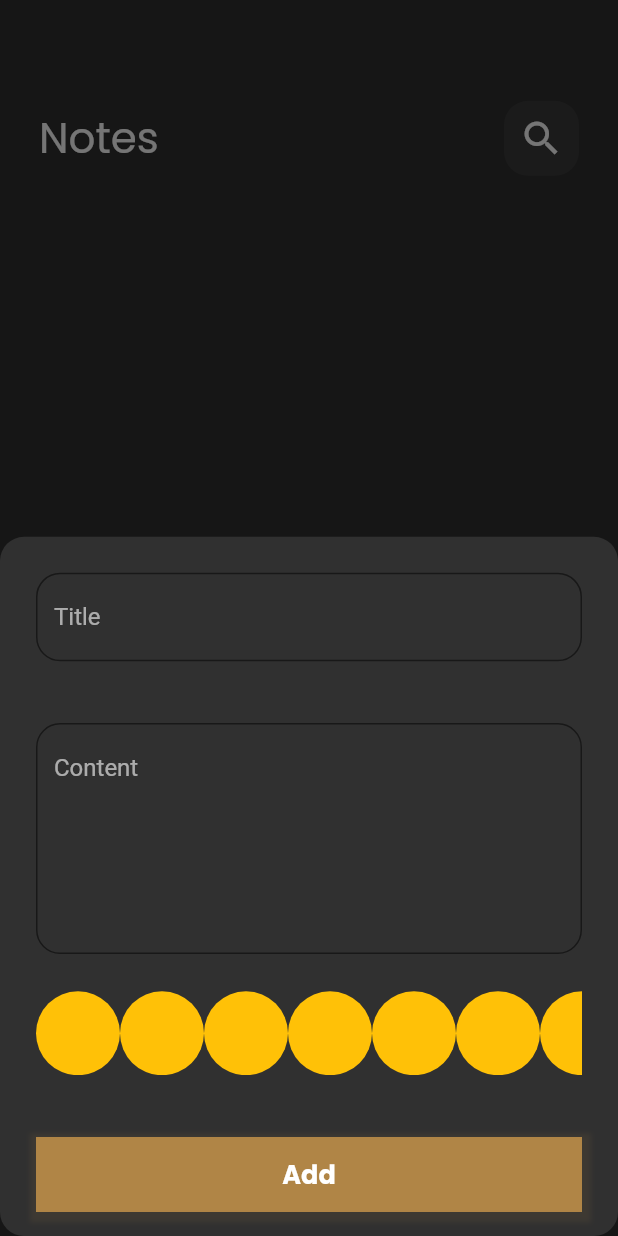
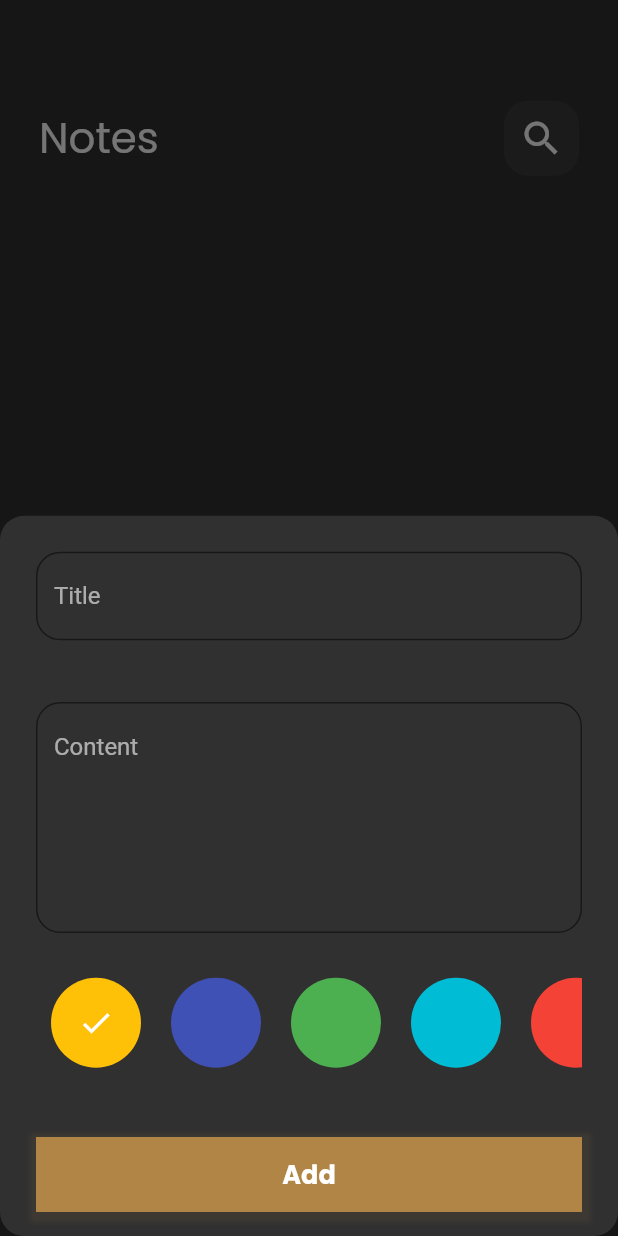
Before and after one commit to ebrahim969/notes_app, a Flutter app: the screen it shows after launch, after a tap on the "add" icon, on a phone screen of 412 x 824 dp. Run offline on Flutter 3.47's test engine with Material 2 defaults, Android fonts, the phone set to English and light mode, and no system bars; our stand-ins replace bloc, flutter_bloc, font_awesome_flutter, get, google_fonts, hive and 1 more; accounts and stored records are empty; generated files the repository leaves out were written again.

Commit message:
colors list view part 2

```diff
--- a/lib/views/widgets/colors_list_view.dart
+++ b/lib/views/widgets/colors_list_view.dart
@@ -1,30 +1,72 @@
 import 'package:flutter/material.dart';
 
 class ColorItem extends StatelessWidget {
-  const ColorItem({super.key});
+  const ColorItem({super.key, required this.isClicked, required this.color});
 
+ final bool isClicked;
+ final MaterialColor color;
   @override
   Widget build(BuildContext context) {
-    return const CircleAvatar(
-      radius: 28,
-      backgroundColor: Colors.amber,
+    return isClicked ?
+     Container(
+      margin:const EdgeInsets.all(5),
+       height: 70,
+       width: 70,
+       decoration: BoxDecoration(
+        shape: BoxShape.circle,
+        color:color
+       ),
+       child:const Center(child: Icon(Icons.check),),
+    )
+     : Container(
+      margin:const EdgeInsets.all(5),
+       height: 70,
+       width: 70,
+       decoration: BoxDecoration(
+        shape: BoxShape.circle,
+        color: color
+       ),
     );
   }
 }
 
-class ColorsListView extends StatelessWidget {
+class ColorsListView extends StatefulWidget {
   const ColorsListView({super.key});
 
   @override
+  State<ColorsListView> createState() => _ColorsListViewState();
+}
+
+class _ColorsListViewState extends State<ColorsListView> {
+
+  int currentIndex = 0;
+
+  List<MaterialColor> colors =
+  [
+    Colors.amber,
+    Colors.indigo,
+    Colors.green,
+    Colors.cyan,
+    Colors.red
+  ];
+  @override
   Widget build(BuildContext context) {
     return SizedBox(
-      height: 28 * 2,
+      height: 70,
       child: ListView.builder(
         scrollDirection: Axis.horizontal,
-        itemCount: 10,
+        itemCount: colors.length,
         itemBuilder: (context, index)
         {
-          return const ColorItem();
+          return  InkWell(
+            onTap: () {
+              currentIndex = index;
+              setState(() {});
+            },
+            child: ColorItem(
+              color: colors[index],
+              isClicked: currentIndex == index ,),
+          );
         }),
     );
   }
```
